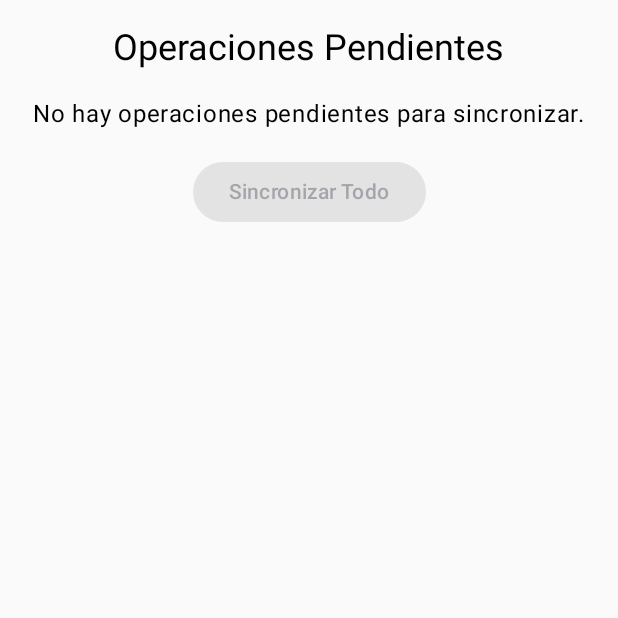
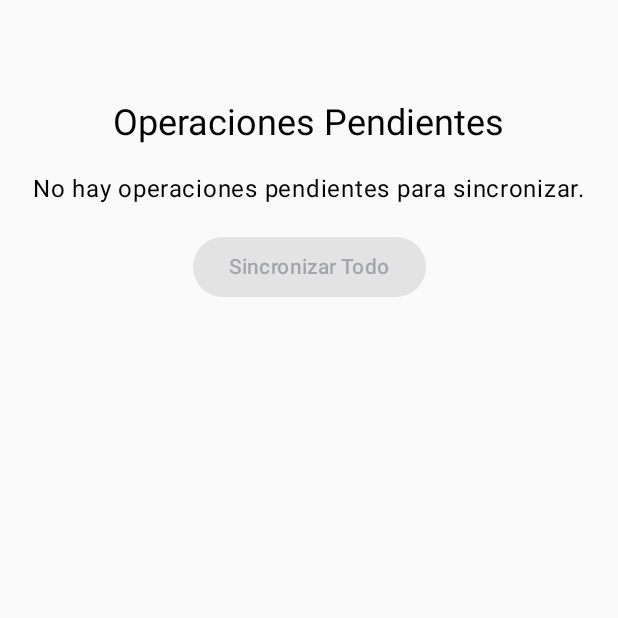
Before and after one commit to elkrdiaco/Kotlin_Mini_POS, an Android app built with Jetpack Compose: the screen it shows after launch (MainActivity), after a tap on "Ir a Sincronización", on a phone screen of 412 x 824 dp, the top half of it. Run offline under Robolectric (Android 15) with nearby library versions, the phone set to English and light mode, and no system bars; our stand-ins replace Dagger/Hilt's generated code, Room's generated code.

Commit message:
Deposit, sync y balance

```diff
--- a/app/src/main/java/com/argm/minipos/MainActivity.kt
+++ b/app/src/main/java/com/argm/minipos/MainActivity.kt
@@ -10,13 +10,13 @@ import androidx.compose.ui.Modifier
 import androidx.navigation.compose.NavHost
 import androidx.navigation.compose.composable
 import androidx.navigation.compose.rememberNavController
-import com.argm.minipos.ui.balance.BalanceScreen
-import com.argm.minipos.ui.deposit.DepositScreen
+import com.argm.minipos.ui.screens.BalanceScreen
+import com.argm.minipos.ui.screens.DepositScreen
 import com.argm.minipos.ui.navigation.AppScreens
 import com.argm.minipos.ui.screens.HomeScreen
 import com.argm.minipos.ui.screens.SalesHistoryScreen
 import com.argm.minipos.ui.screens.SalesScreen
-import com.argm.minipos.ui.sync.SyncScreen
+import com.argm.minipos.ui.screens.SyncScreen
 import com.argm.minipos.ui.theme.MiniPOSTheme
 import dagger.hilt.android.AndroidEntryPoint
 
--- a/app/src/main/java/com/argm/minipos/ui/balance/BalanceScreen.kt
+++ b/app/src/main/java/com/argm/minipos/ui/screens/BalanceScreen.kt
@@ -1,4 +1,4 @@
-package com.argm.minipos.ui.balance
+package com.argm.minipos.ui.screens
 
 import androidx.compose.foundation.layout.Arrangement
 import androidx.compose.foundation.layout.Column
@@ -19,7 +19,7 @@ import androidx.compose.ui.Modifier
 import androidx.compose.ui.tooling.preview.Preview
 import androidx.compose.ui.unit.dp
 import androidx.hilt.navigation.compose.hiltViewModel
-import androidx.lifecycle.viewmodel.compose.viewModel
+import com.argm.minipos.ui.viewmodel.BalanceViewModel
 
 @Composable
 fun BalanceScreen(balanceViewModel: BalanceViewModel = hiltViewModel()) {
@@ -32,6 +32,7 @@ fun BalanceScreen(balanceViewModel: BalanceViewModel = hiltViewModel()) {
         horizontalAlignment = Alignment.CenterHorizontally,
         verticalArrangement = Arrangement.Center
     ) {
+        Spacer(modifier = Modifier.height(50.dp))
         OutlinedTextField(
             value = uiState.accountId,
             onValueChange = { balanceViewModel.onAccountIdChange(it) },
--- a/app/src/main/java/com/argm/minipos/ui/deposit/DepositScreen.kt
+++ b/app/src/main/java/com/argm/minipos/ui/screens/DepositScreen.kt
@@ -1,4 +1,4 @@
-package com.argm.minipos.ui.deposit
+package com.argm.minipos.ui.screens
 
 import androidx.compose.foundation.layout.Arrangement
 import androidx.compose.foundation.layout.Column
@@ -23,8 +23,8 @@ import androidx.compose.ui.Modifier
 import androidx.compose.ui.text.input.KeyboardType
 import androidx.compose.ui.tooling.preview.Preview
 import androidx.compose.ui.unit.dp
-import androidx.navigation.NavController
 import androidx.hilt.navigation.compose.hiltViewModel
+import com.argm.minipos.ui.viewmodel.DepositViewModel
 
 @Composable
 fun DepositScreen(depositViewModel: DepositViewModel = hiltViewModel()) {
@@ -37,6 +37,7 @@ fun DepositScreen(depositViewModel: DepositViewModel = hiltViewModel()) {
         horizontalAlignment = Alignment.CenterHorizontally,
         verticalArrangement = Arrangement.Center
     ) {
+        Spacer(modifier = Modifier.height(50.dp))
         OutlinedTextField(
             value = uiState.amount,
             onValueChange = { depositViewModel.onAmountChange(it) },
--- a/app/src/main/java/com/argm/minipos/ui/screens/HomeScreen.kt
+++ b/app/src/main/java/com/argm/minipos/ui/screens/HomeScreen.kt
@@ -84,33 +84,7 @@ fun HomeScreen(
             horizontalAlignment = Alignment.CenterHorizontally,
             verticalArrangement = Arrangement.Top // O .Center si prefieres los botones centrados verticalmente
         ) {
-            // Botones de navegación
-            Button(
-                onClick = { navController.navigate(AppScreens.DEPOSIT_SCREEN) },
-                modifier = Modifier.fillMaxWidth()
-            ) {
-                Icon(Icons.Outlined.AccountBalanceWallet, contentDescription = "Depósito", modifier = Modifier.padding(end = 8.dp))
-                Text("Ir a Depósitos")
-            }
-            Spacer(modifier = Modifier.height(8.dp))
-            Button(
-                onClick = { navController.navigate(AppScreens.SYNC_SCREEN) },
-                modifier = Modifier.fillMaxWidth()
-            ) {
-                Icon(Icons.Filled.Sync, contentDescription = "Sincronización", modifier = Modifier.padding(end = 8.dp))
-                Text("Ir a Sincronización")
-            }
-            Spacer(modifier = Modifier.height(8.dp)) // Espacio antes del nuevo botón
-            Button( // <<<--- NUEVO BOTÓN PARA BALANCE
-                onClick = { navController.navigate(AppScreens.BALANCE_SCREEN) },
-                modifier = Modifier.fillMaxWidth()
-            ) {
-                Icon(Icons.Filled.AccountBalance, contentDescription = "Balance", modifier = Modifier.padding(end = 8.dp))
-                Text("Consultar Balance")
-            }
-            Spacer(modifier = Modifier.height(16.dp)) // Espacio antes del contenido principal
 
-            // Tu contenido principal existente
             HomeScreenMainContent(
                 modifier = Modifier.fillMaxWidth(), // HomeScreenMainContent ahora ocupa el ancho disponible
                 uiState = uiState,
--- a/app/src/main/java/com/argm/minipos/ui/sync/SyncScreen.kt
+++ b/app/src/main/java/com/argm/minipos/ui/screens/SyncScreen.kt
@@ -1,4 +1,4 @@
-package com.argm.minipos.ui.sync
+package com.argm.minipos.ui.screens
 
 import androidx.compose.foundation.layout.Arrangement
 import androidx.compose.foundation.layout.Column
@@ -25,6 +25,7 @@ import androidx.compose.ui.tooling.preview.Preview
 import androidx.compose.ui.unit.dp
 import androidx.hilt.navigation.compose.hiltViewModel
 import com.argm.minipos.data.repository.PendingOperation // Importa la clase correcta
+import com.argm.minipos.ui.viewmodel.SyncViewModel
 import java.text.SimpleDateFormat
 import java.util.Date
 import java.util.Locale
@@ -44,6 +45,8 @@ fun SyncScreen(
             .padding(16.dp),
         horizontalAlignment = Alignment.CenterHorizontally
     ) {
+
+        Spacer(modifier = Modifier.height(50.dp))
         Text("Operaciones Pendientes", style = MaterialTheme.typography.headlineSmall)
 
         Spacer(modifier = Modifier.height(16.dp))
--- a/app/src/main/java/com/argm/minipos/ui/balance/BalanceViewModel.kt
+++ b/app/src/main/java/com/argm/minipos/ui/viewmodel/BalanceViewModel.kt
@@ -1,4 +1,4 @@
-package com.argm.minipos.ui.balance
+package com.argm.minipos.ui.viewmodel
 
 import androidx.lifecycle.ViewModel
 import androidx.lifecycle.viewModelScope
--- a/app/src/main/java/com/argm/minipos/ui/deposit/DepositViewModel.kt
+++ b/app/src/main/java/com/argm/minipos/ui/viewmodel/DepositViewModel.kt
@@ -1,4 +1,4 @@
-package com.argm.minipos.ui.deposit
+package com.argm.minipos.ui.viewmodel
 
 import androidx.lifecycle.ViewModel
 import androidx.lifecycle.viewModelScope
--- a/app/src/main/java/com/argm/minipos/ui/sync/SyncViewModel.kt
+++ b/app/src/main/java/com/argm/minipos/ui/viewmodel/SyncViewModel.kt
@@ -1,18 +1,15 @@
-package com.argm.minipos.ui.sync
+package com.argm.minipos.ui.viewmodel
 
 import androidx.lifecycle.ViewModel
 import androidx.lifecycle.viewModelScope
 import com.argm.minipos.data.repository.PendingOperation
 import com.argm.minipos.data.repository.PendingOperationRepository
-import com.argm.minipos.ui.deposit.DepositService // Assuming DepositService is in this package
 import dagger.hilt.android.lifecycle.HiltViewModel
 import kotlinx.coroutines.flow.MutableStateFlow
 import kotlinx.coroutines.flow.SharingStarted
 import kotlinx.coroutines.flow.StateFlow
-import kotlinx.coroutines.flow.asStateFlow
 import kotlinx.coroutines.flow.combine
 import kotlinx.coroutines.flow.stateIn
-import kotlinx.coroutines.flow.update
 import kotlinx.coroutines.launch
 import javax.inject.Inject
 
@@ -133,6 +130,6 @@ class SyncViewModel @Inject constructor(
     }
 
     companion object {
-        const val MAX_SYNC_ATTEMPTS = 3 // Max retries for an operation
+        const val MAX_SYNC_ATTEMPTS = 3
     }
 }
--- a/app/src/main/java/com/argm/minipos/ui/widgets/home/HomeScreenMainContent.kt
+++ b/app/src/main/java/com/argm/minipos/ui/widgets/home/HomeScreenMainContent.kt
@@ -7,10 +7,16 @@ import androidx.compose.foundation.layout.height
 import androidx.compose.foundation.layout.padding
 import androidx.compose.foundation.lazy.LazyColumn
 import androidx.compose.foundation.lazy.items
+import androidx.compose.material.icons.Icons
+import androidx.compose.material.icons.filled.AccountBalance
+import androidx.compose.material.icons.filled.Sync
+import androidx.compose.material.icons.outlined.AccountBalanceWallet
+import androidx.compose.material.icons.outlined.ProductionQuantityLimits
 import androidx.compose.material3.Button
 import androidx.compose.material3.CircularProgressIndicator
 import androidx.compose.material3.DividerDefaults
 import androidx.compose.material3.HorizontalDivider
+import androidx.compose.material3.Icon
 import androidx.compose.material3.MaterialTheme
 import androidx.compose.material3.Text
 import androidx.compose.runtime.Composable
@@ -38,13 +44,36 @@ fun HomeScreenMainContent(
             CircularProgressIndicator(modifier = Modifier.align(Alignment.CenterHorizontally))
         }
 
+        Button(
+            onClick = { navController.navigate(AppScreens.DEPOSIT_SCREEN) },
+            modifier = Modifier.fillMaxWidth()
+        ) {
+            Icon(Icons.Outlined.AccountBalanceWallet, contentDescription = "Depósito", modifier = Modifier.padding(end = 8.dp))
+            Text("Ir a Depósitos")
+        }
         Spacer(modifier = Modifier.height(8.dp))
-
+        Button(
+            onClick = { navController.navigate(AppScreens.SYNC_SCREEN) },
+            modifier = Modifier.fillMaxWidth()
+        ) {
+            Icon(Icons.Filled.Sync, contentDescription = "Sincronización", modifier = Modifier.padding(end = 8.dp))
+            Text("Ir a Sincronización")
+        }
+        Spacer(modifier = Modifier.height(8.dp)) // Espacio antes del nuevo botón
+        Button( // <<<--- NUEVO BOTÓN PARA BALANCE
+            onClick = { navController.navigate(AppScreens.BALANCE_SCREEN) },
+            modifier = Modifier.fillMaxWidth()
+        ) {
+            Icon(Icons.Filled.AccountBalance, contentDescription = "Balance", modifier = Modifier.padding(end = 8.dp))
+            Text("Consultar Balance")
+        }
+        Spacer(modifier = Modifier.height(8.dp))
         Button(
             onClick = { navController.navigate(AppScreens.SALES_SCREEN) },
-            modifier = Modifier.fillMaxWidth(0.8f)
+            modifier = Modifier.fillMaxWidth()
         ) {
-            Text("Nueva Venta")
+            Icon(Icons.Outlined.ProductionQuantityLimits, contentDescription = "Venta", modifier = Modifier.padding(end = 8.dp))
+            Text("Realizar Venta")
         }
 
         Spacer(modifier = Modifier.height(16.dp))
```
Also changed, not shown: app/src/main/java/com/argm/minipos/di/DepositModule.kt (deleted, +0 -28 lines), app/src/main/java/com/argm/minipos/di/RepositoryModule.kt (+16 -0 lines).
